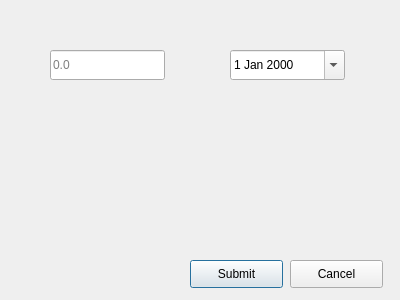
This is ui/weightDialog.ui in ncerdan/Wall-Witness as Qt 5 draws it before an edit. The edited form follows.
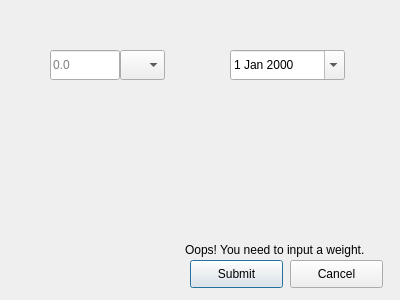
This is the edited form.

Commit message: added weight unit drop-down and warning text. Aslo added logic to add weight entry to DB

```diff
--- a/ui/weightDialog.ui
+++ b/ui/weightDialog.ui
@@ -75,7 +75,7 @@
     <rect>
      <x>50</x>
      <y>50</y>
-     <width>115</width>
+     <width>70</width>
      <height>30</height>
     </rect>
    </property>
@@ -86,6 +86,35 @@
     <string notr="true" extracomment="0.0">0.0</string>
    </property>
   </widget>
+  <widget class="QComboBox" name="unitsBox">
+   <property name="geometry">
+    <rect>
+     <x>120</x>
+     <y>50</y>
+     <width>45</width>
+     <height>30</height>
+    </rect>
+   </property>
+  </widget>
+  <widget class="QLabel" name="warningLabel">
+   <property name="geometry">
+    <rect>
+     <x>185</x>
+     <y>240</y>
+     <width>204</width>
+     <height>20</height>
+    </rect>
+   </property>
+   <property name="text">
+    <string>Oops! You need to input a weight.</string>
+   </property>
+   <property name="indent">
+    <number>-1</number>
+   </property>
+   <property name="textInteractionFlags">
+    <set>Qt::NoTextInteraction</set>
+   </property>
+  </widget>
  </widget>
  <resources/>
  <connections/>
```
The commit also changes 1 other file.
